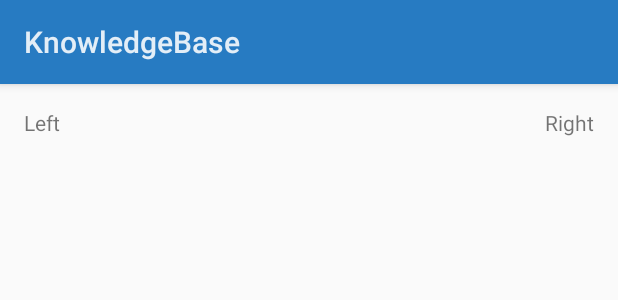
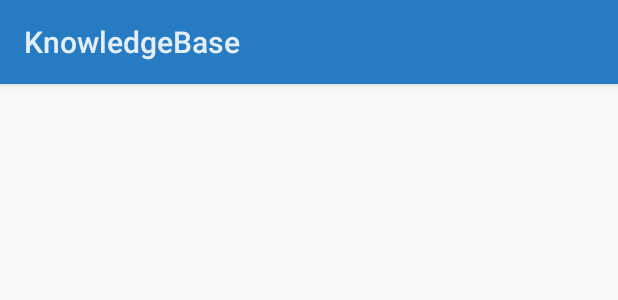
Before and after one commit to martindisch/KnowledgeBase, an Android app: the layout adapter_entry.xml on its own in the app's theme, with its tools: preview values and no code run, on a phone screen of 412 x 824 dp. Shown: the top 300 px of the screen. Run offline under Robolectric (Android 15) with nearby library versions, the phone set to English and light mode, and no system bars.

Commit message:
Removed development text

```diff
--- a/app/src/main/res/layout/adapter_entry.xml
+++ b/app/src/main/res/layout/adapter_entry.xml
@@ -8,14 +8,12 @@
     <TextView
         android:id="@+id/tvLeft"
         android:layout_width="wrap_content"
-        android:layout_height="wrap_content"
-        android:text="Left" />
+        android:layout_height="wrap_content" />
 
     <TextView
         android:id="@+id/tvRight"
         android:layout_width="match_parent"
         android:layout_height="wrap_content"
-        android:gravity="right"
-        android:text="Right" />
+        android:gravity="right" />
 
 </LinearLayout>
```
